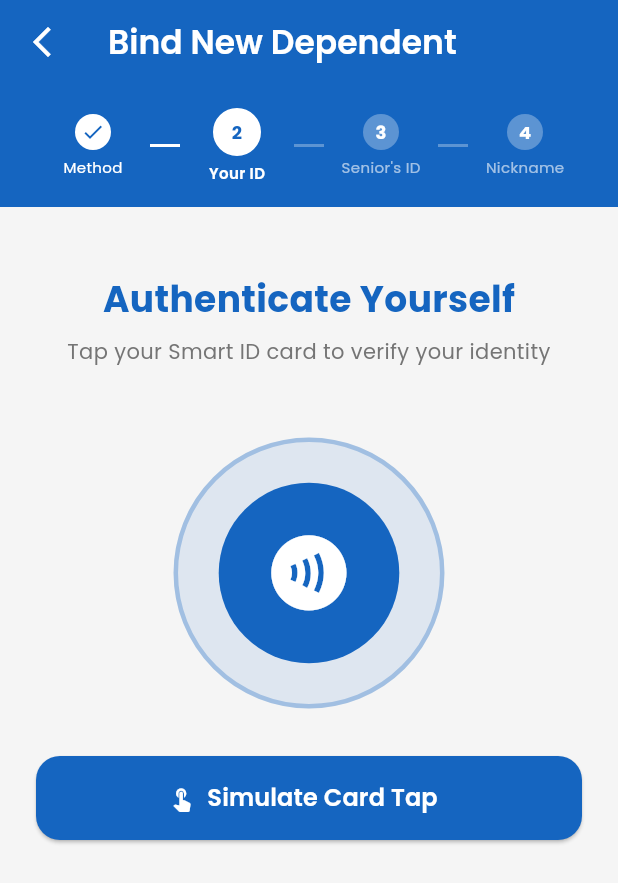
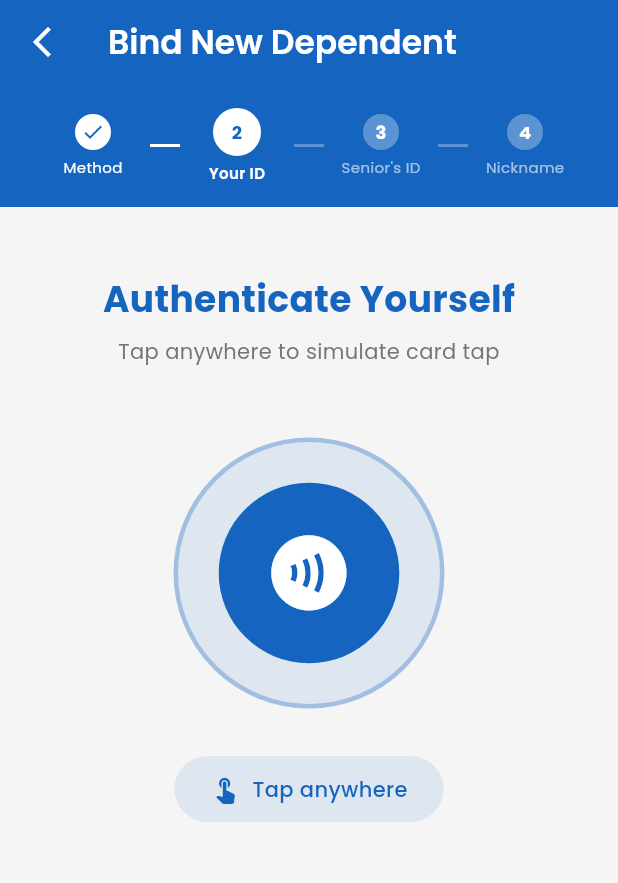
Before and after one commit to cloudnine-ddy/Idk_GodamLah2.0, a Flutter app: the BindingScreen screen opened directly, after a tap on "NFC Binding", on a phone screen of 412 x 824 dp. Shown: the top 883 px of the screen. Run offline on Flutter 3.47's test engine with Material 3 defaults, Android fonts, the phone set to English and light mode, and no system bars; our stand-ins replace google_fonts.

Commit message:
Fix: Simulation Button Removal

```diff
--- a/app/lib/screens/binding_screen.dart
+++ b/app/lib/screens/binding_screen.dart
@@ -887,7 +887,9 @@ class _BindingScreenState extends State<BindingScreen>
   // STEP 1 (NFC): Guardian Authentication
   // ============================================================================
   Widget _buildGuardianAuth() {
-    return Column(
+    return GestureDetector(
+      onTap: _isProcessing ? null : _simulateGuardianTap,
+      child: Column(
         children: [
           const SizedBox(height: 20),
           Text(
@@ -900,16 +902,19 @@ class _BindingScreenState extends State<BindingScreen>
           ),
           const SizedBox(height: 8),
           Text(
-          'Tap your Smart ID card to verify your identity',
+            _isProcessing
+                ? 'Reading card...'
+                : 'Tap anywhere to simulate card tap',
             textAlign: TextAlign.center,
             style: GoogleFonts.poppins(
               fontSize: 14,
-            color: Colors.grey[600],
+              color: _isProcessing ? const Color(0xFF1565C0) : Colors.grey[600],
+              fontWeight: _isProcessing ? FontWeight.w500 : FontWeight.normal,
             ),
           ),
           const SizedBox(height: 48),
 
-        // NFC Tap Animation
+          // NFC Tap Animation - Tappable
           ScaleTransition(
             scale: _pulseAnimation,
             child: Container(
@@ -949,42 +954,32 @@ class _BindingScreenState extends State<BindingScreen>
           ),
           const SizedBox(height: 32),
 
-        // Simulate tap button
+          // Hint text
           if (!_isProcessing)
-          SizedBox(
-            width: double.infinity,
-            height: 56,
-            child: ElevatedButton.icon(
-              onPressed: _simulateGuardianTap,
-              icon: const Icon(Icons.touch_app),
-              label: Text(
-                'Simulate Card Tap',
-                style: GoogleFonts.poppins(
-                  fontSize: 16,
-                  fontWeight: FontWeight.w600,
-                ),
-              ),
-              style: ElevatedButton.styleFrom(
-                backgroundColor: const Color(0xFF1565C0),
-                foregroundColor: Colors.white,
-                shape: RoundedRectangleBorder(
-                  borderRadius: BorderRadius.circular(16),
-                ),
-              ),
-            ),
-          ),
-
-        if (_isProcessing) ...[
-          Text(
-            'Reading card...',
-            style: GoogleFonts.poppins(
-              fontSize: 16,
+            Container(
+              padding: const EdgeInsets.symmetric(horizontal: 24, vertical: 12),
+              decoration: BoxDecoration(
+                color: const Color(0xFF1565C0).withOpacity(0.1),
+                borderRadius: BorderRadius.circular(30),
+              ),
+              child: Row(
+                mainAxisSize: MainAxisSize.min,
+                children: [
+                  const Icon(Icons.touch_app, color: Color(0xFF1565C0), size: 20),
+                  const SizedBox(width: 8),
+                  Text(
+                    'Tap anywhere',
+                    style: GoogleFonts.poppins(
+                      fontSize: 14,
                       fontWeight: FontWeight.w500,
                       color: const Color(0xFF1565C0),
                     ),
                   ),
                 ],
-      ],
+              ),
+            ),
+        ],
+      ),
     );
   }
 
@@ -1007,7 +1002,9 @@ class _BindingScreenState extends State<BindingScreen>
   // STEP 2: Senior Card Tap (NFC Tap Simulation)
   // ============================================================================
   Widget _buildSeniorTap() {
-    return Column(
+    return GestureDetector(
+      onTap: _isProcessing ? null : _simulateSeniorTap,
+      child: Column(
         children: [
           const SizedBox(height: 20),
 
@@ -1047,16 +1044,19 @@ class _BindingScreenState extends State<BindingScreen>
           ),
           const SizedBox(height: 8),
           Text(
-          'Ask the senior to tap their Smart ID card',
+            _isProcessing
+                ? "Reading senior's card..."
+                : 'Tap anywhere to simulate card tap',
             textAlign: TextAlign.center,
             style: GoogleFonts.poppins(
               fontSize: 14,
-            color: Colors.grey[600],
+              color: _isProcessing ? const Color(0xFFFF9800) : Colors.grey[600],
+              fontWeight: _isProcessing ? FontWeight.w500 : FontWeight.normal,
             ),
           ),
           const SizedBox(height: 48),
 
-        // NFC Tap Animation (different color for senior)
+          // NFC Tap Animation (different color for senior) - Tappable
           ScaleTransition(
             scale: _pulseAnimation,
             child: Container(
@@ -1096,42 +1096,32 @@ class _BindingScreenState extends State<BindingScreen>
           ),
           const SizedBox(height: 32),
 
-        // Simulate tap button
+          // Hint text
           if (!_isProcessing)
-          SizedBox(
-            width: double.infinity,
-            height: 56,
-            child: ElevatedButton.icon(
-              onPressed: _simulateSeniorTap,
-              icon: const Icon(Icons.touch_app),
-              label: Text(
-                "Simulate Senior's Card Tap",
-                style: GoogleFonts.poppins(
-                  fontSize: 16,
-                  fontWeight: FontWeight.w600,
-                ),
-              ),
-              style: ElevatedButton.styleFrom(
-                backgroundColor: const Color(0xFFFF9800),
-                foregroundColor: Colors.white,
-                shape: RoundedRectangleBorder(
-                  borderRadius: BorderRadius.circular(16),
-                ),
-              ),
-            ),
-          ),
-
-        if (_isProcessing) ...[
-          Text(
-            "Reading senior's card...",
-            style: GoogleFonts.poppins(
-              fontSize: 16,
+            Container(
+              padding: const EdgeInsets.symmetric(horizontal: 24, vertical: 12),
+              decoration: BoxDecoration(
+                color: const Color(0xFFFF9800).withOpacity(0.1),
+                borderRadius: BorderRadius.circular(30),
+              ),
+              child: Row(
+                mainAxisSize: MainAxisSize.min,
+                children: [
+                  const Icon(Icons.touch_app, color: Color(0xFFFF9800), size: 20),
+                  const SizedBox(width: 8),
+                  Text(
+                    'Tap anywhere',
+                    style: GoogleFonts.poppins(
+                      fontSize: 14,
                       fontWeight: FontWeight.w500,
                       color: const Color(0xFFFF9800),
                     ),
                   ),
                 ],
-      ],
+              ),
+            ),
+        ],
+      ),
     );
   }
 
```
Lines whose indentation alone changed are shown as unchanged.
